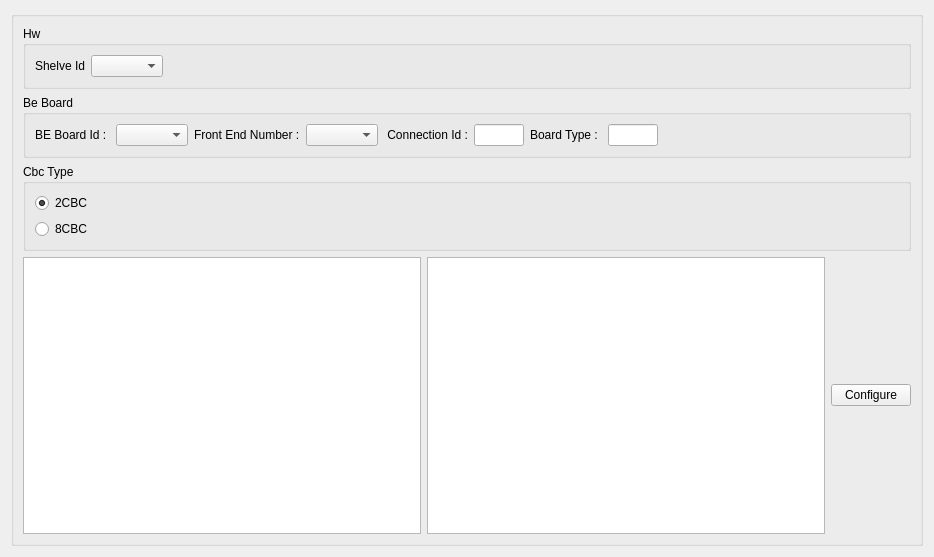
First picture: the form in Ph2GUI/View/setuptab.ui, repository faball/Ph2DAQ_dev, before the edit.
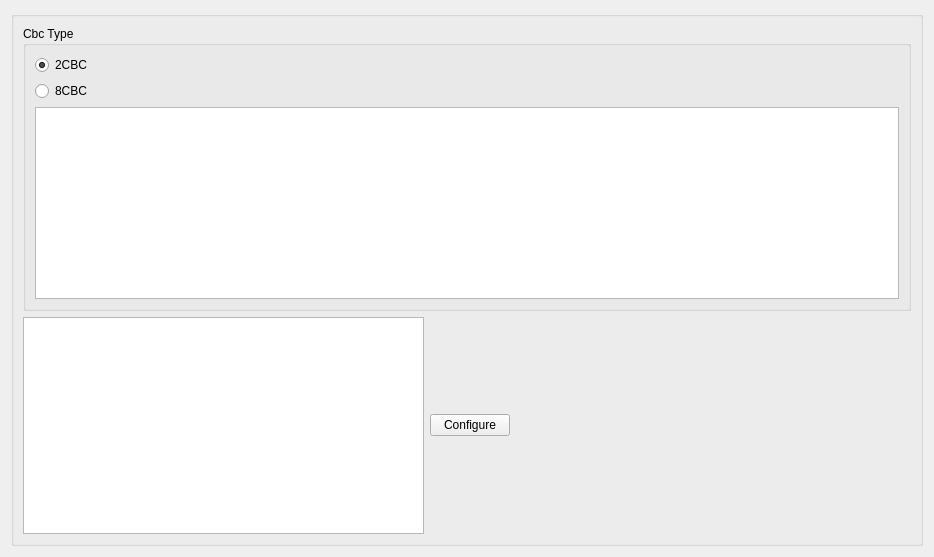
Second picture: the form after the edit.

Commit message: removed some buttons

```diff
--- a/Ph2GUI/View/setuptab.ui
+++ b/Ph2GUI/View/setuptab.ui
@@ -22,153 +22,6 @@
         <string/>
        </property>
        <layout class="QVBoxLayout" name="verticalLayout_2">
-        <item>
-         <widget class="QGroupBox" name="gbHw">
-          <property name="title">
-           <string>Hw</string>
-          </property>
-          <layout class="QHBoxLayout" name="horizontalLayout_3">
-           <item>
-            <widget class="QLabel" name="lblShelve">
-             <property name="text">
-              <string>Shelve Id</string>
-             </property>
-            </widget>
-           </item>
-           <item>
-            <widget class="QComboBox" name="comboShelve"/>
-           </item>
-           <item>
-            <spacer name="horizontalSpacer_2">
-             <property name="orientation">
-              <enum>Qt::Horizontal</enum>
-             </property>
-             <property name="sizeHint" stdset="0">
-              <size>
-               <width>40</width>
-               <height>20</height>
-              </size>
-             </property>
-            </spacer>
-           </item>
-          </layout>
-         </widget>
-        </item>
-        <item>
-         <widget class="QGroupBox" name="gbBeBoard">
-          <property name="title">
-           <string>Be Board</string>
-          </property>
-          <layout class="QHBoxLayout" name="horizontalLayout_4">
-           <item>
-            <widget class="QLabel" name="lblBoardId">
-             <property name="text">
-              <string>&lt;html&gt;&lt;head/&gt;&lt;body&gt;&lt;p&gt;BE Board Id : &lt;/p&gt;&lt;/body&gt;&lt;/html&gt;</string>
-             </property>
-            </widget>
-           </item>
-           <item>
-            <widget class="QComboBox" name="comboBeId"/>
-           </item>
-           <item>
-            <widget class="QLabel" name="lblFrontNum">
-             <property name="text">
-              <string>&lt;html&gt;&lt;head/&gt;&lt;body&gt;&lt;p&gt;Front End Number :&lt;/p&gt;&lt;/body&gt;&lt;/html&gt;</string>
-             </property>
-            </widget>
-           </item>
-           <item>
-            <widget class="QComboBox" name="comboFe"/>
-           </item>
-           <item>
-            <widget class="QLabel" name="lblConnectionId">
-             <property name="sizePolicy">
-              <sizepolicy hsizetype="Fixed" vsizetype="Preferred">
-               <horstretch>0</horstretch>
-               <verstretch>0</verstretch>
-              </sizepolicy>
-             </property>
-             <property name="text">
-              <string> Connection Id :</string>
-             </property>
-            </widget>
-           </item>
-           <item>
-            <widget class="QLineEdit" name="editConnectionId">
-             <property name="sizePolicy">
-              <sizepolicy hsizetype="Maximum" vsizetype="Fixed">
-               <horstretch>0</horstretch>
-               <verstretch>0</verstretch>
-              </sizepolicy>
-             </property>
-             <property name="minimumSize">
-              <size>
-               <width>50</width>
-               <height>0</height>
-              </size>
-             </property>
-             <property name="maximumSize">
-              <size>
-               <width>50</width>
-               <height>16777215</height>
-              </size>
-             </property>
-             <property name="readOnly">
-              <bool>true</bool>
-             </property>
-            </widget>
-           </item>
-           <item>
-            <widget class="QLabel" name="lblBoardType">
-             <property name="text">
-              <string>Board Type : </string>
-             </property>
-            </widget>
-           </item>
-           <item>
-            <widget class="QLineEdit" name="editBoardType">
-             <property name="sizePolicy">
-              <sizepolicy hsizetype="Fixed" vsizetype="Fixed">
-               <horstretch>0</horstretch>
-               <verstretch>0</verstretch>
-              </sizepolicy>
-             </property>
-             <property name="minimumSize">
-              <size>
-               <width>50</width>
-               <height>0</height>
-              </size>
-             </property>
-             <property name="maximumSize">
-              <size>
-               <width>50</width>
-               <height>16777215</height>
-              </size>
-             </property>
-             <property name="layoutDirection">
-              <enum>Qt::LeftToRight</enum>
-             </property>
-             <property name="readOnly">
-              <bool>true</bool>
-             </property>
-            </widget>
-           </item>
-           <item>
-            <spacer name="horizontalSpacer">
-             <property name="orientation">
-              <enum>Qt::Horizontal</enum>
-             </property>
-             <property name="sizeHint" stdset="0">
-              <size>
-               <width>40</width>
-               <height>20</height>
-              </size>
-             </property>
-            </spacer>
-           </item>
-          </layout>
-         </widget>
-        </item>
         <item>
          <widget class="QGroupBox" name="gbCBC">
           <property name="title">
@@ -192,14 +45,27 @@
              </property>
             </widget>
            </item>
+           <item>
+            <widget class="QTreeView" name="treeTest">
+             <property name="autoFillBackground">
+              <bool>false</bool>
+             </property>
+             <property name="sortingEnabled">
+              <bool>true</bool>
+             </property>
+             <property name="animated">
+              <bool>true</bool>
+             </property>
+             <attribute name="headerVisible">
+              <bool>false</bool>
+             </attribute>
+            </widget>
+           </item>
           </layout>
          </widget>
         </item>
         <item>
          <layout class="QHBoxLayout" name="loMsgConfigBox">
-          <item>
-           <widget class="QTreeView" name="treeTest"/>
-          </item>
           <item>
            <widget class="QTextEdit" name="editMsgBox"/>
           </item>
@@ -210,6 +76,19 @@
             </property>
            </widget>
           </item>
+          <item>
+           <spacer name="horizontalSpacer">
+            <property name="orientation">
+             <enum>Qt::Horizontal</enum>
+            </property>
+            <property name="sizeHint" stdset="0">
+             <size>
+              <width>40</width>
+              <height>20</height>
+             </size>
+            </property>
+           </spacer>
+          </item>
          </layout>
         </item>
        </layout>
```
The commit also changes 7 other files.
